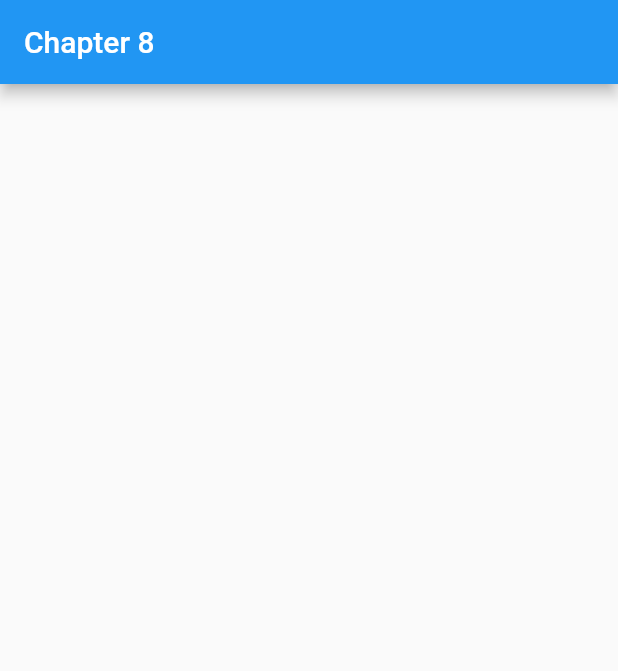
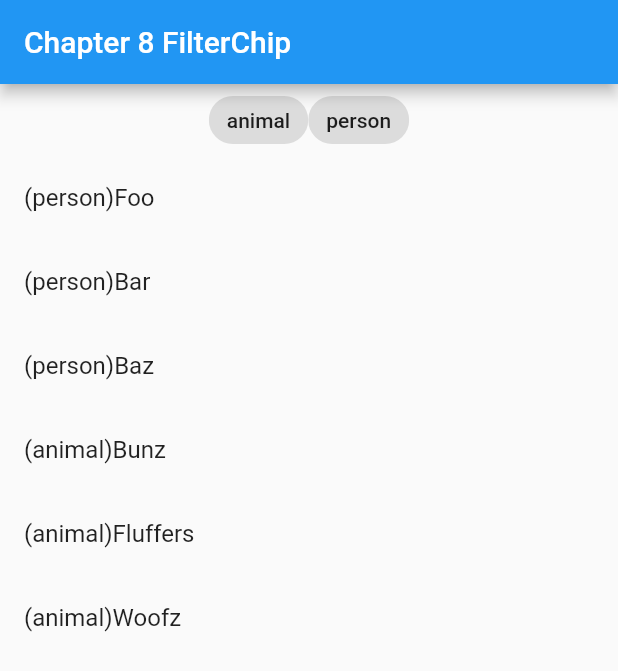
Before and after one commit to jinyongnan810/flutter_rx, a Flutter app: the screen it shows after launch, on a phone screen of 412 x 824 dp. Shown: the top 671 px of the screen. Run offline on Flutter 3.47's test engine with Material 2 defaults, Android fonts, the light colour scheme and no system bars; our stand-ins replace flutter_hooks, freezed_annotation, rxdart.

Commit message:
chapter 8

```diff
--- a/lib/main.dart
+++ b/lib/main.dart
@@ -1,4 +1,9 @@
 import 'package:flutter/material.dart';
+import 'package:flutter_hooks/flutter_hooks.dart';
+import 'package:flutter_rx/models/bloc.dart';
+import 'package:flutter_rx/models/type.dart';
+
+import 'models/thing.dart';
 
 void main() {
   runApp(const MyApp());
@@ -20,13 +25,59 @@ class MyApp extends StatelessWidget {
   }
 }
 
-class HomePage extends StatelessWidget {
+const things = [
+  Thing(name: 'Foo', type: TypeOfThings.person),
+  Thing(name: 'Bar', type: TypeOfThings.person),
+  Thing(name: 'Baz', type: TypeOfThings.person),
+  Thing(name: 'Bunz', type: TypeOfThings.animal),
+  Thing(name: 'Fluffers', type: TypeOfThings.animal),
+  Thing(name: 'Woofz', type: TypeOfThings.animal),
+];
+
+class HomePage extends HookWidget {
   const HomePage({Key? key}) : super(key: key);
 
   @override
   Widget build(BuildContext context) {
+    final bloc = useMemoized(() => Bloc(things: things));
+    useEffect(() => bloc.dispose, [key]);
     return Scaffold(
-      appBar: AppBar(title: const Text('Chapter 8')),
+      appBar: AppBar(title: const Text('Chapter 8 FilterChip')),
+      body: Column(children: [
+        StreamBuilder<TypeOfThings?>(
+            stream: bloc.currentTypeOfThing,
+            builder: (ctx, snapShot) {
+              final selectedType = snapShot.data;
+              return Wrap(
+                children: TypeOfThings.values.map((type) {
+                  return FilterChip(
+                      selectedColor: Colors.blueAccent[100],
+                      label: Text(type.name),
+                      selected: selectedType == type,
+                      onSelected: (selected) {
+                        final typeToSelect = selected ? type : null;
+                        bloc.setTypeOfThing.add(typeToSelect);
+                      });
+                }).toList(),
+              );
+            }),
+        StreamBuilder<Iterable<Thing>>(
+          stream: bloc.things,
+          builder: (ctx, snapShot) {
+            final things = snapShot.data ?? [];
+            return Expanded(
+                child: ListView.builder(
+              itemBuilder: (ctx, index) {
+                return ListTile(
+                  title: Text(
+                      '(${things.elementAt(index).type.name})${things.elementAt(index).name}'),
+                );
+              },
+              itemCount: things.length,
+            ));
+          },
+        )
+      ]),
     );
   }
 }
--- /dev/null
+++ b/lib/models/bloc.dart
@@ -0,0 +1,33 @@
+import 'package:flutter_rx/models/thing.dart';
+import 'package:flutter_rx/models/type.dart';
+import 'package:rxdart/rxdart.dart';
+
+class Bloc {
+  final Sink<TypeOfThings?> setTypeOfThing;
+  final Stream<TypeOfThings?> currentTypeOfThing;
+  final Stream<Iterable<Thing>> things;
+  const Bloc._({
+    required this.setTypeOfThing,
+    required this.currentTypeOfThing,
+    required this.things,
+  });
+
+  void dispose() {
+    setTypeOfThing.close();
+  }
+
+  factory Bloc({
+    required Iterable<Thing> things,
+  }) {
+    final subject = BehaviorSubject<TypeOfThings?>();
+    final filteredThings = subject
+        .debounceTime(const Duration(milliseconds: 300))
+        .map<Iterable<Thing>>((type) =>
+            type != null ? things.where((thing) => thing.type == type) : things)
+        .startWith(things);
+    return Bloc._(
+        setTypeOfThing: subject.sink,
+        currentTypeOfThing: subject.stream,
+        things: filteredThings);
+  }
+}
--- /dev/null
+++ b/lib/models/thing.dart
@@ -0,0 +1,14 @@
+import 'package:flutter_rx/models/type.dart';
+import 'package:freezed_annotation/freezed_annotation.dart';
+import 'package:flutter/foundation.dart';
+part 'thing.freezed.dart';
+part 'thing.g.dart';
+
+@freezed
+class Thing with _$Thing {
+  const factory Thing({
+    required TypeOfThings type,
+    required String name,
+  }) = _Thing;
+  factory Thing.fromJson(Map<String, Object?> json) => _$ThingFromJson(json);
+}
--- /dev/null
+++ b/lib/models/type.dart
@@ -0,0 +1 @@
+enum TypeOfThings { animal, person }
--- a/pubspec.yaml
+++ b/pubspec.yaml
@@ -36,6 +36,9 @@ dependencies:
   cupertino_icons: ^1.0.2
   rxdart: ^0.27.5
   flutter_hooks: ^0.18.5+1
+  freezed: ^2.1.0+1
+  freezed_annotation: ^2.1.0
+  json_annotation: ^4.6.0
 
 dev_dependencies:
   flutter_test:
@@ -47,6 +50,8 @@ dev_dependencies:
   # package. See that file for information about deactivating specific lint
   # rules and activating additional ones.
   flutter_lints: ^2.0.0
+  build_runner: ^2.2.0
+  json_serializable: ^6.3.1
 
 # For information on the generic Dart part of this file, see the
 # following page: https://dart.dev/tools/pub/pubspec
```
Also changed, not shown: lib/models/thing.freezed.dart (added), lib/models/thing.g.dart (added), pubspec.lock, 1 other file.
